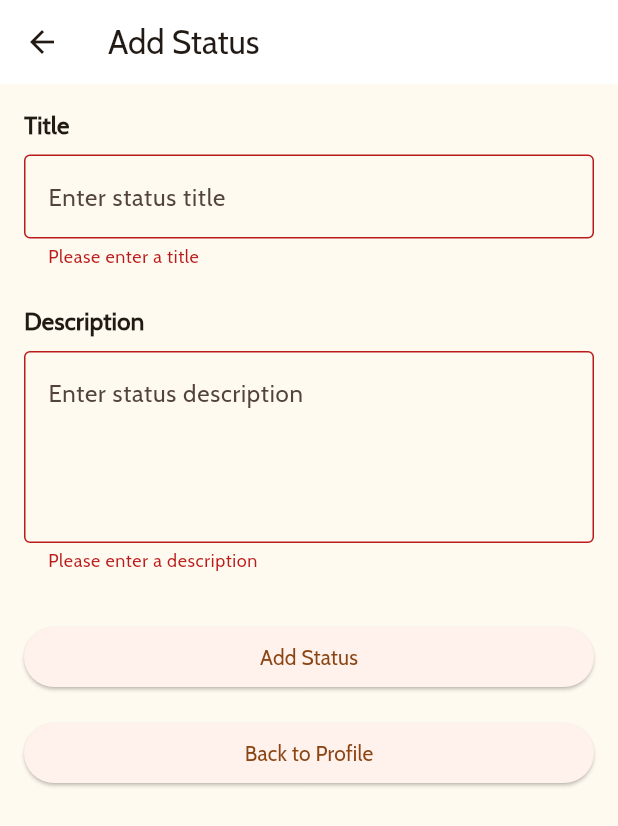
After one commit to pbp-infokan-a-1/lokakarya-mobile, a Flutter app: the AddStatusScreen screen opened directly, after a tap on "Add Status", on a phone screen of 412 x 824 dp. The commit adds this screen. Shown: the top 826 px of the screen. Run offline on Flutter 3.47's test engine with Material 3 defaults, Android fonts, the phone set to English and light mode, and no system bars; our stand-ins replace cached_network_image; missing offline and left inert: pbp_django_auth.

Commit message:
status feature add brader

```diff
--- a/lib/product_page/screens/list_products.dart
+++ b/lib/product_page/screens/list_products.dart
@@ -4,7 +4,7 @@ import 'package:flutter/material.dart';
 import 'package:lokakarya_mobile/home/menu.dart';
 import 'package:lokakarya_mobile/home/widgets/bubbletab.dart';
 import 'package:lokakarya_mobile/product_page/widgets/product_list.dart';
-import 'package:lokakarya_mobile/profile/profile.dart';
+import 'package:lokakarya_mobile/profile/screens/profile.dart';
 import 'package:provider/provider.dart';
 
 import '../provider/product_entry_provider.dart';
--- /dev/null
+++ b/lib/profile/screens/add_status.dart
@@ -0,0 +1,128 @@
+import 'package:flutter/material.dart';
+import 'package:pbp_django_auth/pbp_django_auth.dart';
+import 'package:provider/provider.dart';
+import 'dart:convert';
+import 'package:lokakarya_mobile/profile/screens/status.dart';
+
+class AddStatusScreen extends StatefulWidget {
+  const AddStatusScreen({super.key});
+
+  @override
+  State<AddStatusScreen> createState() => _AddStatusScreenState();
+}
+
+class _AddStatusScreenState extends State<AddStatusScreen> {
+  final _formKey = GlobalKey<FormState>();
+  late TextEditingController _titleController;
+  late TextEditingController _descriptionController;
+
+  @override
+  void initState() {
+    super.initState();
+    _titleController = TextEditingController();
+    _descriptionController = TextEditingController();
+  }
+
+  @override
+  void dispose() {
+    _titleController.dispose();
+    _descriptionController.dispose();
+    super.dispose();
+  }
+
+  @override
+  Widget build(BuildContext context) {
+    final request = context.watch<CookieRequest>();
+
+    return Scaffold(
+      appBar: AppBar(
+        title: const Text('Add Status'),
+      ),
+      body: Padding(
+        padding: const EdgeInsets.all(16.0),
+        child: Form(
+          key: _formKey,
+          child: Column(
+            crossAxisAlignment: CrossAxisAlignment.start,
+            children: [
+              const Text('Title', style: TextStyle(fontSize: 16, fontWeight: FontWeight.bold)),
+              const SizedBox(height: 8),
+              TextFormField(
+                controller: _titleController,
+                decoration: const InputDecoration(hintText: 'Enter status title', border: OutlineInputBorder()),
+                validator: (value) {
+                  if (value == null || value.isEmpty) {
+                    return 'Please enter a title';
+                  }
+                  return null;
+                },
+              ),
+              const SizedBox(height: 24),
+              const Text('Description', style: TextStyle(fontSize: 16, fontWeight: FontWeight.bold)),
+              const SizedBox(height: 8),
+              TextFormField(
+                controller: _descriptionController,
+                decoration: const InputDecoration(hintText: 'Enter status description', border: OutlineInputBorder()),
+                maxLines: 4,
+                validator: (value) {
+                  if (value == null || value.isEmpty) {
+                    return 'Please enter a description';
+                  }
+                  return null;
+                },
+              ),
+              const SizedBox(height: 32),
+              SizedBox(
+                width: double.infinity,
+                child: ElevatedButton(
+                  onPressed: () async {
+                    if (_formKey.currentState!.validate()) {
+                      try {
+                        final response = await request.post(
+                          'http://127.0.0.1:8000/userprofile/create-flutter/',
+                          jsonEncode({
+                            'title': _titleController.text,
+                            'description': _descriptionController.text,
+                          }),
+                        );
+
+                        if (response['status'] == 'success') {
+                          ScaffoldMessenger.of(context).showSnackBar(
+                            const SnackBar(content: Text('Status added successfully!')),
+                          );
+                          Navigator.pushReplacement(
+                            context,
+                            MaterialPageRoute(builder: (context) => const StatusModelPage()),
+                          );
+                        } else {
+                          ScaffoldMessenger.of(context).showSnackBar(
+                            SnackBar(content: Text(response['message'] ?? 'Failed to add status')),
+                          );
+                        }
+                      } catch (e) {
+                        ScaffoldMessenger.of(context).showSnackBar(
+                          SnackBar(content: Text('Error adding status: $e')),
+                        );
+                      }
+                    }
+                  },
+                  child: const Text('Add Status'),
+                ),
+              ),
+              const SizedBox(height: 16),
+              SizedBox(
+                width: double.infinity,
+                child: ElevatedButton(
+                  onPressed: () {
+                    Navigator.pop(context);
+                  },
+                  child: const Text('Back to Profile'),
+                ),
+              ),
+            ],
+          ),
+        ),
+      ),
+    );
+  }
+}
--- /dev/null
+++ b/profile/models/status_model.dart
@@ -0,0 +1,27 @@
+class StatusModel {
+  final int id; // Unique identifier for the status
+  final Fields fields;
+
+  StatusModel({required this.id, required this.fields});
+
+  factory StatusModel.fromJson(Map<String, dynamic> json) {
+    return StatusModel(
+      id: json['id'], // Ensure this line correctly parses the id from the JSON
+      fields: Fields.fromJson(json['fields']),
+    );
+  }
+}
+
+class Fields {
+  final String title;
+  final String description;
+
+  Fields({required this.title, required this.description});
+
+  factory Fields.fromJson(Map<String, dynamic> json) {
+    return Fields(
+      title: json['title'],
+      description: json['description'],
+    );
+  }
+}
```
Also changed, not shown: lib/profile/models/status_model.dart (added, +57 -0 lines), lib/profile/profile.dart (deleted, +0 -97 lines), lib/profile/screens/profile.dart (+9 -3 lines), lib/profile/screens/status.dart (added, +125 -0 lines), lib/widgets/left_drawer.dart (+24 -1 lines), pubspec.lock.
